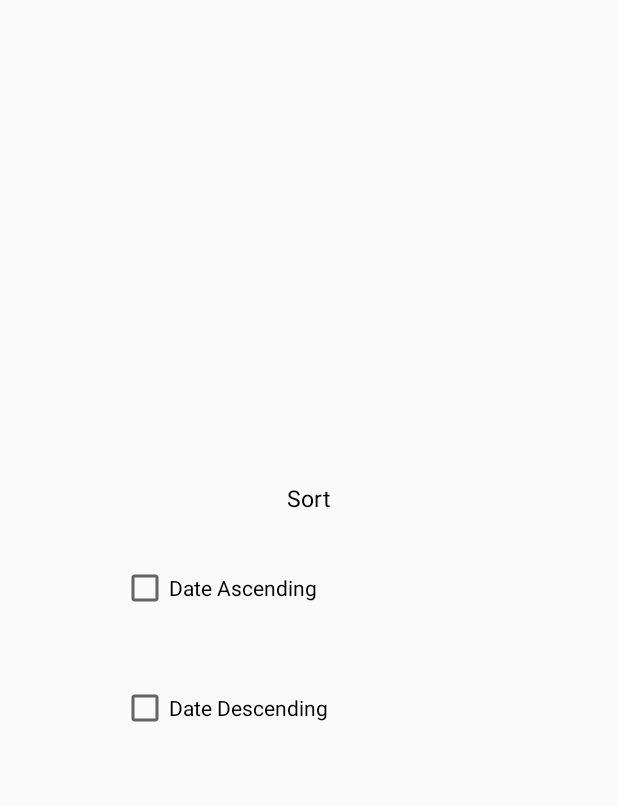
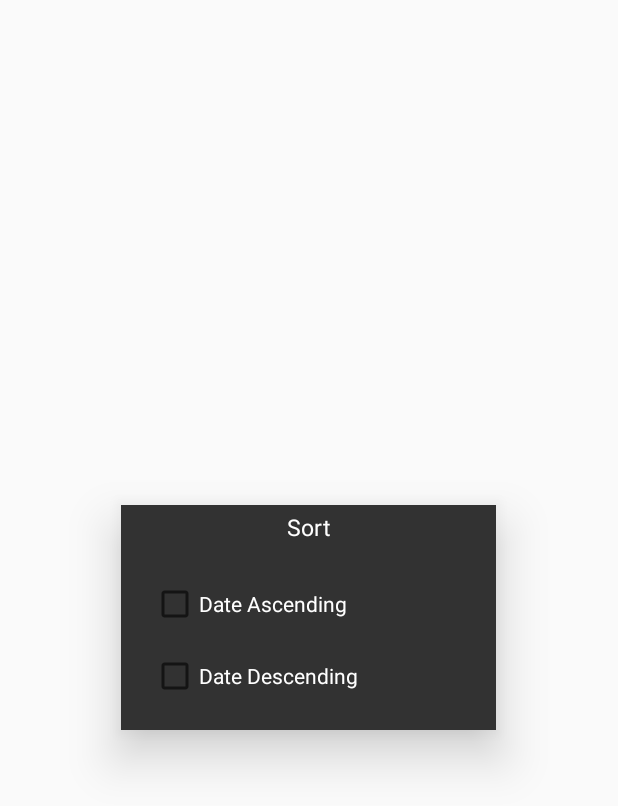
Before and after one commit to 1993Atikur/AutoCallRecorder, an Android app: the layout sortingmenu.xml on its own in the app's theme, with its tools: preview values and no code run, on a phone screen of 412 x 824 dp. Shown: the top 806 px of the screen. Run offline under Robolectric (Android 15) with nearby library versions, the phone set to English and light mode, and no system bars.

```diff
--- a/app/src/main/AndroidManifest.xml
+++ b/app/src/main/AndroidManifest.xml
@@ -16,7 +16,7 @@
         android:allowBackup="true"
         android:icon="@drawable/rec"
         android:label="@string/app_name"
-        android:roundIcon="@mipmap/ic_launcher_round"
+        android:roundIcon="@drawable/rec"
         android:supportsRtl="true"
         android:theme="@style/AppTheme">
         <activity android:name=".Permissions.PermissionChecker"
--- a/app/src/main/java/andro/geeks/pack/autocallrecorder/RecordMedia/RecordingService.java
+++ b/app/src/main/java/andro/geeks/pack/autocallrecorder/RecordMedia/RecordingService.java
@@ -35,7 +35,7 @@ public class RecordingService extends Service {
     public void onDestroy() {
         super.onDestroy();
         Toast.makeText(getApplicationContext(),"Recording Stopped",LENGTH_SHORT).show();
-        stopRecording();
+        StopRecording();
         stopSelf();
     }
 
@@ -49,7 +49,7 @@ public class RecordingService extends Service {
             recorder.setOutputFormat(MediaRecorder.OutputFormat.MPEG_4);
             recorder.setAudioEncoder(MediaRecorder.AudioEncoder.DEFAULT);
             Date date = new Date();
-            SimpleDateFormat dateFormat = new SimpleDateFormat("ddMMyyhhmmaa");
+            SimpleDateFormat dateFormat = new SimpleDateFormat("ddMMyyhhmmssaa");
             String currentDate = dateFormat.format(date);
             String path = Environment.getExternalStorageDirectory().getAbsolutePath();
 
@@ -73,7 +73,7 @@ public class RecordingService extends Service {
         }
     }
 
-    private void stopRecording() {
+    private void StopRecording() {
         if (recorder != null) {
             recorder.stop();
             recorder.release();
--- a/app/src/main/java/andro/geeks/pack/autocallrecorder/Recycleerview/CustomRecyclerView.java
+++ b/app/src/main/java/andro/geeks/pack/autocallrecorder/Recycleerview/CustomRecyclerView.java
@@ -57,13 +57,14 @@ public class CustomRecyclerView extends RecyclerView.Adapter<RecyclerView.ViewHo
         ((MyViewHolder)holder).t_Number.setText(callers.get(position).getNumber());
         ((MyViewHolder)holder).t_Date.setText(callers.get(position).getDate());
         ((MyViewHolder)holder).t_Duration.setText(callers.get(position).getDuration());
+
         ((MyViewHolder)holder).more.setOnClickListener(new View.OnClickListener() {
             @Override
             public void onClick(View v) {
 
 
                 Intent intent=new Intent(context, RecordPlayer.class);
-                intent.putExtra("Name",callers.get(position).getName());
+                intent.putExtra("Name",callers.get(position).getFileName());
                 context.startActivity(intent);
 
             }
--- a/app/src/main/res/layout/sortingmenu.xml
+++ b/app/src/main/res/layout/sortingmenu.xml
@@ -1,11 +1,14 @@
 <?xml version="1.0" encoding="utf-8"?>
 <LinearLayout
     android:layout_gravity="center"
-    xmlns:android="http://schemas.android.com/apk/res/android" android:layout_width="250dp"
+    xmlns:android="http://schemas.android.com/apk/res/android"
+    android:layout_width="250dp"
 
-    android:layout_height="200dp"
+    android:layout_height="150dp"
     android:weightSum="5"
     android:orientation="vertical"
+    android:background="#323232"
+    android:elevation="20dp"
     >
 
 
@@ -15,7 +18,8 @@
             android:layout_width="match_parent"
             android:text="Sort"
             android:textSize="15dp"
-            android:textColor="@android:color/black"
+            android:textColor="@android:color/white"
+            android:elevation="20dp"
             android:gravity="center"
             />
 
@@ -23,22 +27,39 @@
         android:layout_weight="1"
         android:layout_width="match_parent"
         android:layout_height="match_parent"
-        android:weightSum="2"
+        android:weightSum="5"
         android:orientation="vertical"
+
+        android:paddingLeft="20dp"
         >
+        <View
+            android:layout_weight="1"
+            android:layout_width="match_parent"
+            android:layout_height="match_parent"/>
         <CheckBox
             android:layout_weight="1"
             android:text="Date Ascending"
             android:layout_width="match_parent"
             android:layout_height="match_parent"
             android:id="@+id/Ascending"
+            android:textColor="@android:color/white"
             />
+        <View
+            android:layout_weight="1"
+            android:layout_width="match_parent"
+            android:layout_height="match_parent"/>
         <CheckBox
             android:layout_weight="1"
             android:text="Date Descending"
             android:id="@+id/Descending"
             android:layout_width="match_parent"
-            android:layout_height="match_parent" />
+            android:layout_height="match_parent"
+            android:textColor="@android:color/white"
+            />
+        <View
+            android:layout_weight="1"
+            android:layout_width="match_parent"
+            android:layout_height="match_parent"/>
 
 
 
--- a/app/src/main/res/menu/topmenu.xml
+++ b/app/src/main/res/menu/topmenu.xml
@@ -12,12 +12,12 @@
         android:title="Search"
         />
 
-    <item android:title="Sort"
+    <item android:title="about"
             android:checkable="true"
-            android:id="@+id/sort"
+            android:id="@+id/help"
         app:showAsAction="collapseActionView|ifRoom"
         android:iconTint="@android:color/white"
-        android:icon="@drawable/sort"
+        android:icon="@drawable/help"
 
         />
 </menu>
```
Also changed, not shown: app/src/main/java/andro/geeks/pack/autocallrecorder/FragmentTab/AllCallFragment.java (+2 -26 lines), app/src/main/java/andro/geeks/pack/autocallrecorder/FragmentTab/IncomingCallFragment.java (+2 -18 lines), app/src/main/java/andro/geeks/pack/autocallrecorder/FragmentTab/OutgoingCallFragment.java (+2 -23 lines), app/src/main/java/andro/geeks/pack/autocallrecorder/MainActivity.java (+9 -6 lines), app/src/main/java/andro/geeks/pack/autocallrecorder/Recycleerview/Callers.java (+7 -1 lines), app/src/main/res/layout/helpmenu.xml (added, +41 -0 lines), 205 other files.
